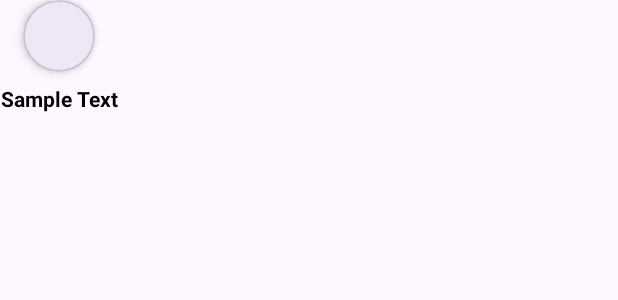
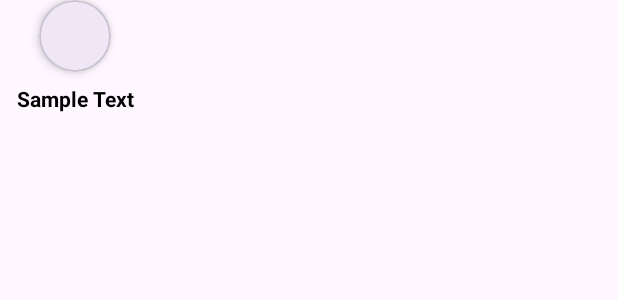
Before and after one commit to Eklavya47/Product-Catalog-Android-App, an Android app: the layout additinal_information_list.xml on its own in the app's theme, with its tools: preview values and no code run, on a phone screen of 412 x 824 dp. Shown: the top 300 px of the screen. Run offline under Robolectric (Android 15) with nearby library versions, the phone set to English and light mode, and no system bars.

```diff
--- a/app/src/main/java/com/company/chatwiseassignment/ui/view/ProductDetailsActivity.kt
+++ b/app/src/main/java/com/company/chatwiseassignment/ui/view/ProductDetailsActivity.kt
@@ -32,7 +32,7 @@ class ProductDetailsActivity: AppCompatActivity() {
         binding.brandNameTextView.text = product?.brand
         binding.ratingTextView.text = product?.rating.toString()
         binding.productTitleTextView.text = product?.title
-        Glide.with(context).load(product?.images?.get(0)).into(binding.productImage)
+        Glide.with(context).load(product?.images?.get(0)).thumbnail(Glide.with(context).load(product?.thumbnail)).into(binding.productImage)
 
         binding.productDescTextView.apply {
             text = product?.description
@@ -51,10 +51,10 @@ class ProductDetailsActivity: AppCompatActivity() {
 
         binding.stockTextView.text = "${product?.stock} left in Stock"
         binding.minOrderQuantityTextView.text = "Minimum Order Quantity: ${product?.minimumOrderQuantity}"
-        binding.discountPercentageTextView.text = "-${product?.discountPercentage}"
+        binding.discountPercentageTextView.text = "-${product?.discountPercentage}%"
         binding.priceTextView.text = "$${product?.price}"
         binding.tag1TextView.text = "${product?.tags?.get(0)}"
-        binding.tag1TextView.text = "${product?.tags?.get(1)}"
+        binding.tag2TextView.text = "${product?.tags?.get(1)}"
 
         initRecyclerView(product!!)
         displayReviews(product.reviews)
--- a/app/src/main/res/layout/activity_product_details.xml
+++ b/app/src/main/res/layout/activity_product_details.xml
@@ -251,7 +251,7 @@
                 android:text="Reviews:"
                 android:textSize="20sp"
                 android:textStyle="bold"
-                android:layout_marginTop="15dp"
+                android:layout_marginTop="25dp"
                 app:layout_constraintStart_toStartOf="parent"
                 app:layout_constraintTop_toBottomOf="@+id/recyclerViewAdditionalInfo">
 
@@ -262,8 +262,6 @@
                 android:layout_width="match_parent"
                 android:layout_height="wrap_content"
                 android:orientation="vertical"
-                android:padding="8dp"
-                android:layout_marginTop="15dp"
                 app:layout_constraintStart_toStartOf="parent"
                 app:layout_constraintTop_toBottomOf="@+id/textView1" />
         </androidx.constraintlayout.widget.ConstraintLayout>
--- a/app/src/main/res/layout/additinal_information_list.xml
+++ b/app/src/main/res/layout/additinal_information_list.xml
@@ -3,15 +3,12 @@
     xmlns:app="http://schemas.android.com/apk/res-auto"
     xmlns:tools="http://schemas.android.com/tools">
 
-    <androidx.constraintlayout.widget.ConstraintLayout
-        android:layout_width="match_parent"
-        android:layout_height="match_parent">
-
         <LinearLayout
-            android:layout_width="wrap_content"
+            android:layout_width="100dp"
             android:layout_height="wrap_content"
             android:gravity="center"
             android:orientation="vertical"
+            android:layout_marginEnd="15dp"
             app:layout_constraintStart_toStartOf="parent"
             app:layout_constraintTop_toTopOf="parent">
 
@@ -40,5 +37,4 @@
                 android:textSize="14sp"
                 android:textStyle="bold" />
         </LinearLayout>
-    </androidx.constraintlayout.widget.ConstraintLayout>
 </layout>
--- a/app/src/main/res/layout/review_card.xml
+++ b/app/src/main/res/layout/review_card.xml
@@ -12,7 +12,7 @@
             android:layout_height="wrap_content"
             android:layout_margin="8dp"
             app:cardBackgroundColor="@android:color/white"
-            app:cardCornerRadius="8dp"
+            app:cardCornerRadius="10dp"
             app:cardElevation="4dp"
             app:layout_constraintStart_toStartOf="parent"
             app:layout_constraintTop_toTopOf="parent">
@@ -23,7 +23,6 @@
                 android:orientation="vertical"
                 android:padding="16dp">
 
-                <!-- Reviewer Name and Rating -->
                 <LinearLayout
                     android:layout_width="match_parent"
                     android:layout_height="wrap_content"
```
Also changed, not shown: app/src/main/java/com/company/chatwiseassignment/data/model/Product.kt (+1 -7 lines).
